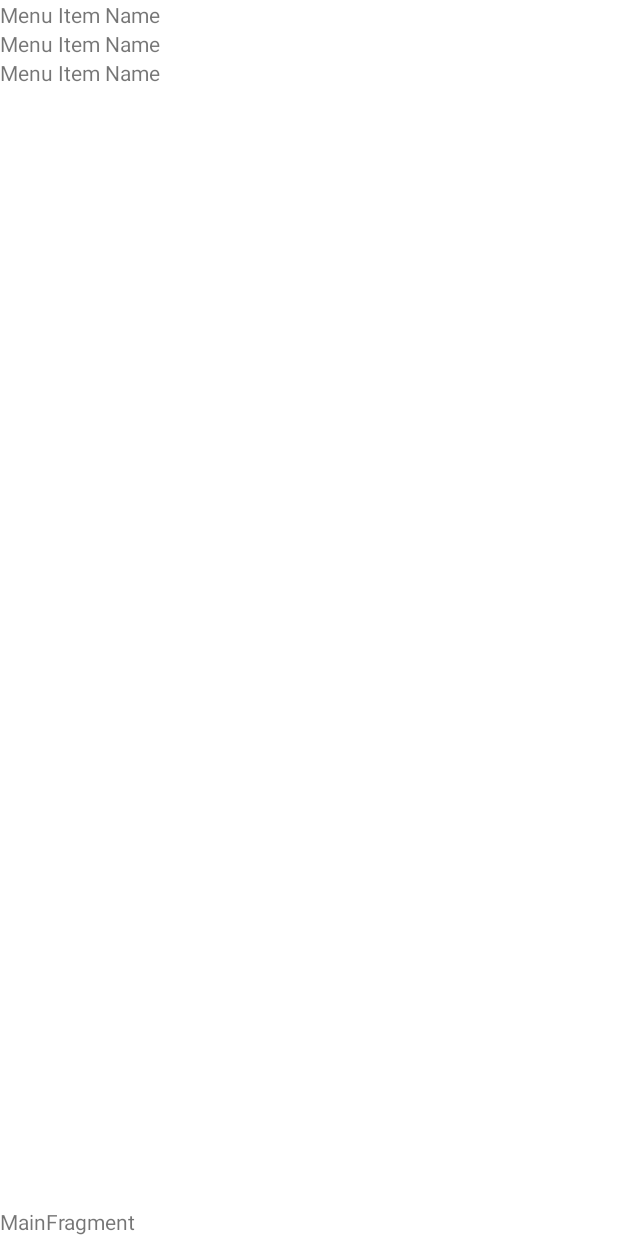
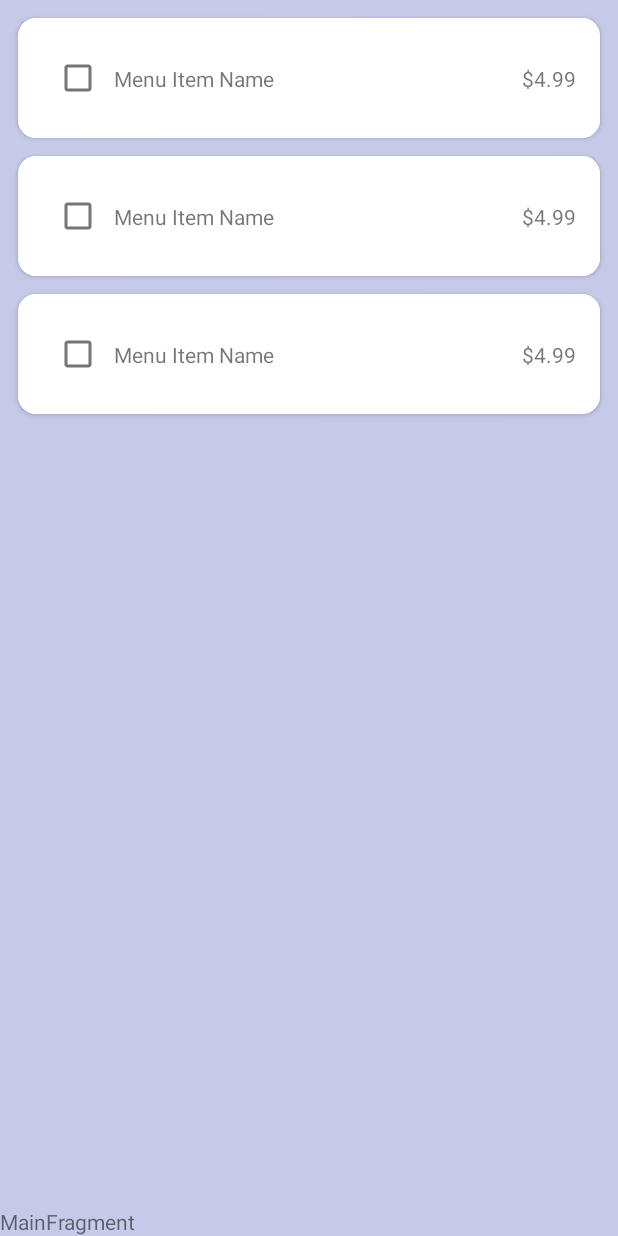
Before and after one commit to twcn-na-homework/lone-star-cafe-android, an Android app: the layout main_fragment.xml on its own in the app's theme, with its tools: preview values and no code run, on a phone screen of 412 x 824 dp. Run offline under Robolectric (Android 15) with nearby library versions, the phone set to English and light mode, and no system bars.

Commit message:
feat(styling): [Siyang] styling the menu item card

```diff
--- a/app/src/main/res/layout/list_item_menu.xml
+++ b/app/src/main/res/layout/list_item_menu.xml
@@ -7,18 +7,46 @@
         <variable name="menuItem" type="com.thoughtworks.lonestarcafe.MenuListQuery.Menu"/>
     </data>
 
-    <androidx.constraintlayout.widget.ConstraintLayout
+    <androidx.cardview.widget.CardView
         android:layout_width="match_parent"
-        android:layout_height="wrap_content">
+        android:layout_height="wrap_content"
+        android:layout_marginStart="@dimen/list_item_margin"
+        android:layout_marginEnd="@dimen/list_item_margin"
+        android:layout_marginBottom="@dimen/list_item_margin"
+        app:cardCornerRadius="@dimen/card_corner_radius">
 
-        <TextView
+        <androidx.constraintlayout.widget.ConstraintLayout
             android:layout_width="match_parent"
             android:layout_height="wrap_content"
-            android:text='@{menuItem.description}'
-            app:layout_constraintTop_toTopOf="parent"
-            app:layout_constraintStart_toStartOf="parent"
-            app:layout_constraintEnd_toEndOf="parent"
-            tools:text="Menu Item Name"/>
+            android:background="@color/white"
+            android:padding="@dimen/list_item_padding">
 
-    </androidx.constraintlayout.widget.ConstraintLayout>
+            <CheckBox
+                android:layout_width="wrap_content"
+                android:layout_height="wrap_content"
+                android:id="@+id/checkbox"
+                app:layout_constraintTop_toTopOf="parent"
+                app:layout_constraintBottom_toBottomOf="parent"
+                app:layout_constraintStart_toStartOf="parent"
+                app:layout_constraintEnd_toStartOf="@id/description" />
+            <TextView
+                android:id="@+id/description"
+                android:layout_width="wrap_content"
+                android:layout_height="wrap_content"
+                android:text="@{menuItem.description}"
+                app:layout_constraintTop_toTopOf="parent"
+                app:layout_constraintBottom_toBottomOf="parent"
+                app:layout_constraintStart_toEndOf="@id/checkbox"
+                tools:text="Menu Item Name"/>
+            <TextView
+                android:layout_width="wrap_content"
+                android:layout_height="wrap_content"
+                android:text='@{@string/price_format((float)menuItem.price / 100)}'
+                app:layout_constraintTop_toTopOf="parent"
+                app:layout_constraintBottom_toBottomOf="parent"
+                app:layout_constraintEnd_toEndOf="parent"
+                tools:text="$4.99"/>
+
+        </androidx.constraintlayout.widget.ConstraintLayout>
+    </androidx.cardview.widget.CardView>
 </layout>
--- a/app/src/main/res/layout/main_fragment.xml
+++ b/app/src/main/res/layout/main_fragment.xml
@@ -24,6 +24,8 @@
             android:id="@+id/menu_list"
             android:layout_width="match_parent"
             android:layout_height="match_parent"
+            android:paddingTop="@dimen/list_item_margin"
+            android:clipToPadding="false"
             app:setAdapter="@{adapter}"
             app:layout_constraintBottom_toTopOf="@id/message"
             app:layout_constraintEnd_toEndOf="parent"
--- /dev/null
+++ b/app/src/main/res/values/dimens.xml
@@ -0,0 +1,6 @@
+<?xml version="1.0" encoding="utf-8"?>
+<resources>
+    <dimen name="list_item_padding">16dp</dimen>
+    <dimen name="list_item_margin">12dp</dimen>
+    <dimen name="card_corner_radius">12dp</dimen>
+</resources>
--- a/app/src/main/res/values/strings.xml
+++ b/app/src/main/res/values/strings.xml
@@ -1,3 +1,4 @@
 <resources>
     <string name="app_name">Lone Star Cafe</string>
+    <string name="price_format">$ %.2f</string>
 </resources>
--- a/app/src/main/res/values/themes.xml
+++ b/app/src/main/res/values/themes.xml
@@ -2,15 +2,16 @@
     <!-- Base application theme. -->
     <style name="Theme.LoneStarCafe" parent="Theme.MaterialComponents.DayNight.DarkActionBar">
         <!-- Primary brand color. -->
-        <item name="colorPrimary">@color/purple_500</item>
-        <item name="colorPrimaryVariant">@color/purple_700</item>
+        <item name="colorPrimary">@color/primary</item>
+        <item name="colorPrimaryVariant">@color/dark_primary</item>
         <item name="colorOnPrimary">@color/white</item>
         <!-- Secondary brand color. -->
-        <item name="colorSecondary">@color/teal_200</item>
-        <item name="colorSecondaryVariant">@color/teal_700</item>
+        <item name="colorSecondary">@color/accent</item>
+        <item name="colorSecondaryVariant">@color/accent</item>
         <item name="colorOnSecondary">@color/black</item>
         <!-- Status bar color. -->
         <item name="android:statusBarColor" tools:targetApi="l">?attr/colorPrimaryVariant</item>
         <!-- Customize your theme here. -->
+        <item name="android:colorBackground">@color/light_primary</item>
     </style>
 </resources>
```
